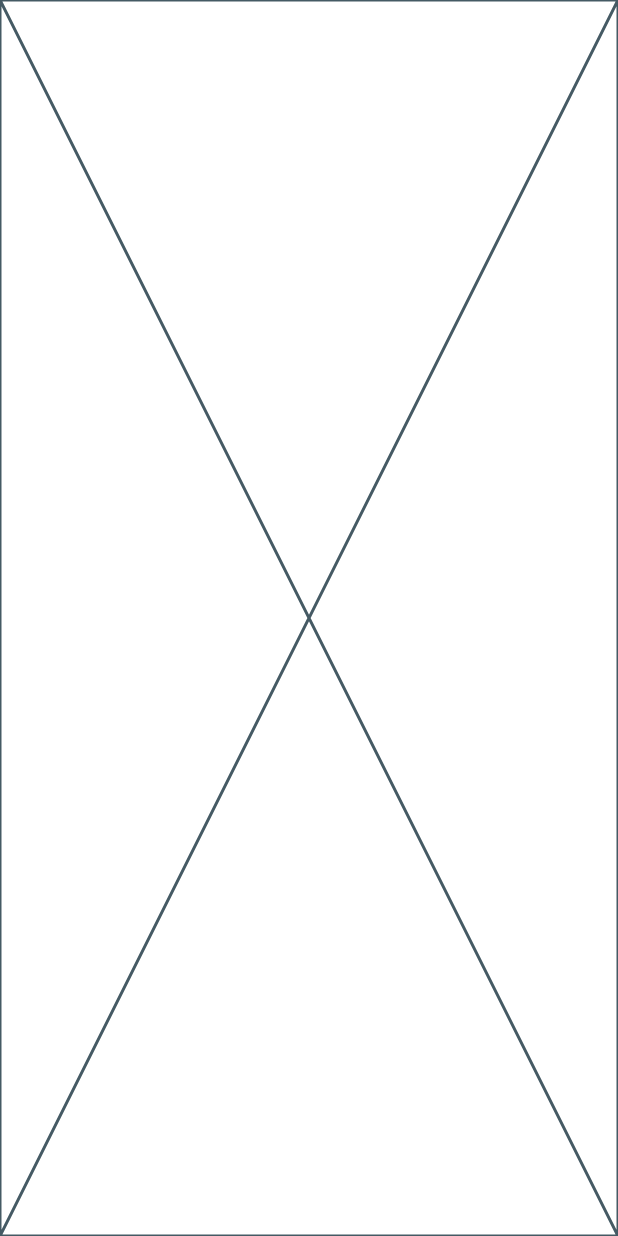
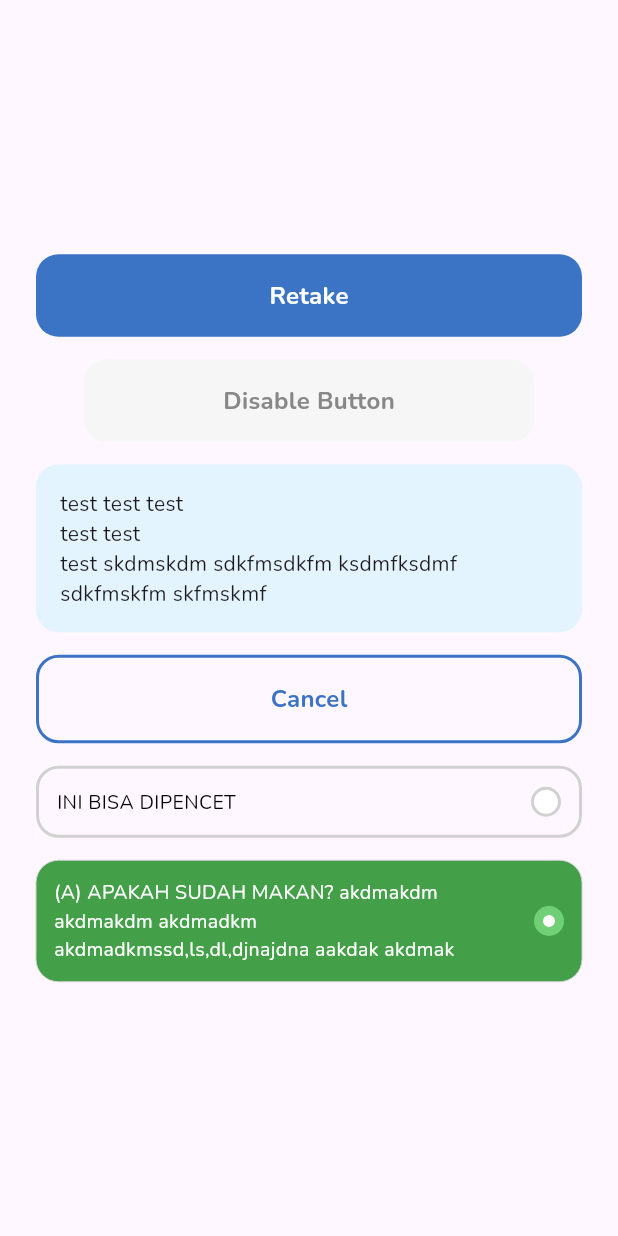
Before and after one commit to MahendraKhibrah/toefl-app, a Flutter app: the screen it shows after launch, on a phone screen of 412 x 824 dp. Run offline on Flutter 3.47's test engine with Material 3 defaults, Android fonts, the phone set to English and light mode, and no system bars; our stand-ins replace easy_localization, google_fonts.

Commit message:
add button and container widget

```diff
--- a/lib/main.dart
+++ b/lib/main.dart
@@ -36,9 +36,6 @@ class MyApp extends StatelessWidget {
       theme: ThemeData(
         primaryColor: HexColor(mariner700),
         secondaryHeaderColor: HexColor(mariner100),
-        colorScheme: ColorScheme.fromSwatch(primarySwatch: Colors.blue)
-            .copyWith(primary: HexColor(mariner700))
-            .copyWith(secondary: HexColor(mariner100)),
         fontFamily: GoogleFonts.nunito().fontFamily,
       ),
       initialRoute: RouteKey.root,
--- a/lib/pages/splash_page.dart
+++ b/lib/pages/splash_page.dart
@@ -1,10 +1,168 @@
-import 'package:flutter/cupertino.dart';
+import 'package:flutter/material.dart';
+import 'package:toefl/widgets/border_button.dart';
+
+import '../utils/colors.dart';
+import '../utils/custom_text_style.dart';
+import '../utils/hex_color.dart';
+import '../widgets/blue_button.dart';
+import '../widgets/blue_container.dart';
 
 class SplashPage extends StatelessWidget {
   const SplashPage({super.key});
 
   @override
   Widget build(BuildContext context) {
-    return const Placeholder();
+    return Scaffold(
+      body: Padding(
+        padding: const EdgeInsets.all(24.0),
+        child: Column(
+          mainAxisAlignment: MainAxisAlignment.center,
+          children: <Widget>[
+            BlueButton(
+              title: 'Retake',
+              onTap: () {},
+            ),
+            const SizedBox(
+              height: 15,
+            ),
+            BlueButton(
+              title: 'Disable Button',
+              onTap: () {},
+              isDisabled: true,
+              size: 300,
+            ),
+            const SizedBox(
+              height: 15,
+            ),
+            const BlueContainer(
+              child: Text("test test test\ntest test\ntest "
+                  "skdmskdm sdkfmsdkfm ksdmfksdmf sdkfmskfm skfmskmf"),
+            ),
+            const SizedBox(
+              height: 15,
+            ),
+            BorderButton(
+              title: 'Cancel',
+              onTap: () {},
+            ),
+            const SizedBox(
+              height: 15,
+            ),
+            AnswerButton(
+              onTap: () {},
+              title: 'INI BISA DIPENCET',
+            ),
+            const SizedBox(
+              height: 15,
+            ),
+            AnswerButton(
+              isAnswerTrue: true,
+              onTap: () {},
+              title:
+                  '(A) APAKAH SUDAH MAKAN? akdmakdm akdmakdm akdmadkm akdmadkm'
+                  'ssd,ls,dl,djnajdna aakdak akdmak',
+            ),
+          ],
+        ),
+      ),
+    );
   }
 }
+
+class AnswerButton extends StatefulWidget {
+  const AnswerButton({
+    super.key,
+    this.isDisabled = false,
+    this.isAnswerFalse = false,
+    this.isAnswerTrue = false,
+    required this.onTap,
+    required this.title,
+  });
+
+  final bool isDisabled;
+  final bool isAnswerFalse;
+  final bool isAnswerTrue;
+  final Function onTap;
+  final String title;
+
+  @override
+  State<AnswerButton> createState() => _AnswerButtonState();
+}
+
+class _AnswerButtonState extends State<AnswerButton> {
+  bool isAnswer = false;
+
+  @override
+  Widget build(BuildContext context) {
+    return GestureDetector(
+      onTap: () {
+        if (!(widget.isDisabled ||
+            widget.isAnswerFalse ||
+            widget.isAnswerTrue)) {
+          setState(() {
+            isAnswer = !isAnswer;
+          });
+          widget.onTap();
+        }
+      },
+      child: Container(
+        decoration: BoxDecoration(
+          color: widget.isAnswerTrue
+              ? HexColor(colorSuccess)
+              : widget.isAnswerFalse
+                  ? HexColor(colorError)
+                  : isAnswer
+                      ? HexColor(mariner100)
+                      : Colors.transparent,
+          borderRadius: BorderRadius.circular(15),
+          border: Border.all(
+            color: HexColor(isAnswer ? mariner400 : neutral40),
+            width: (widget.isAnswerFalse || widget.isAnswerTrue) ? 0 : 2,
+          ),
+        ),
+        child: Padding(
+          padding: const EdgeInsets.all(12.0),
+          child: Row(
+            children: [
+              SizedBox(
+                width: MediaQuery.of(context).size.width * 0.75,
+                child: Text(
+                  widget.title,
+                  style: CustomTextStyle.light13.copyWith(
+                      color: (widget.isAnswerFalse || widget.isAnswerTrue)
+                          ? Colors.white
+                          : Colors.black),
+                ),
+              ),
+              const Spacer(),
+              Container(
+                width: 20,
+                height: 20,
+                decoration: BoxDecoration(
+                  color: Colors.white,
+                  borderRadius: BorderRadius.circular(50),
+                  border: Border.all(
+                    color: HexColor(
+                      widget.isAnswerTrue
+                          ? softGreen
+                          : widget.isAnswerFalse
+                              ? softRed
+                              : isAnswer
+                                  ? mariner400
+                                  : neutral40,
+                    ),
+                    width: (isAnswer ||
+                            widget.isAnswerTrue ||
+                            widget.isAnswerFalse)
+                        ? 6
+                        : 2,
+                  ),
+                ),
+              )
+            ],
+          ),
+        ),
+      ),
+    );
+  }
+}
--- a/lib/utils/colors.dart
+++ b/lib/utils/colors.dart
@@ -1,15 +1,16 @@
 const primaryWhite = "#FFFFFF";
-const primaryGreen = "#43A048";
-const primaryOrange = "#FB8A00";
-const primaryRed = "#F44336";
-const primaryGrey = "#D1D1D1";
+const colorSuccess = "#43A048";
+const colorWarning = "#FB8A00";
+const colorError = "#F44336";
+const neutral40 = "#D1D1D1";
 const secondaryGrey = "#888888";
 const softGreen = "71D076";
-const secondaryGreen ="#AFEEB2";
+const secondaryGreen = "#AFEEB2";
 const softRed = "#FCC8D1";
 const menuPurple = "#A160FB";
 const menuGreen = "#24CE85";
 const menuRed = "#FD7366";
+const neutral10 = "#F6F6F6";
 
 // BLUE
 const mariner600 = "#4282CE";
--- /dev/null
+++ b/lib/utils/custom_text_style.dart
@@ -0,0 +1,16 @@
+import 'package:flutter/material.dart';
+import 'package:google_fonts/google_fonts.dart';
+
+class CustomTextStyle {
+  CustomTextStyle._();
+
+  static TextStyle bold16 = GoogleFonts.nunito(
+    fontSize: 16,
+    fontWeight: FontWeight.bold,
+  );
+
+  static TextStyle light13 = GoogleFonts.nunito(
+    fontSize: 13,
+    fontWeight: FontWeight.w400,
+  );
+}
--- /dev/null
+++ b/lib/widgets/blue_button.dart
@@ -0,0 +1,47 @@
+import 'package:flutter/material.dart';
+
+import '../utils/colors.dart';
+import '../utils/custom_text_style.dart';
+import '../utils/hex_color.dart';
+
+class BlueButton extends StatelessWidget {
+  const BlueButton({
+    super.key,
+    this.size = -1,
+    required this.title,
+    required this.onTap,
+    this.isDisabled = false,
+  });
+
+  final double size;
+  final String title;
+  final void Function() onTap;
+  final bool isDisabled;
+
+  @override
+  Widget build(BuildContext context) {
+    double buttonSize =
+        size >= 0 ? size : MediaQuery.of(context).size.width * 0.9;
+
+    return GestureDetector(
+      onTap: isDisabled ? () {} : onTap,
+      child: Container(
+        decoration: BoxDecoration(
+          color: HexColor(isDisabled ? neutral10 : mariner700),
+          borderRadius: BorderRadius.circular(15),
+        ),
+        width: buttonSize,
+        child: Padding(
+          padding: const EdgeInsets.all(16.0),
+          child: Center(
+            child: Text(
+              title,
+              style: CustomTextStyle.bold16.copyWith(
+                  color: isDisabled ? HexColor(secondaryGrey) : Colors.white),
+            ),
+          ),
+        ),
+      ),
+    );
+  }
+}
--- /dev/null
+++ b/lib/widgets/blue_container.dart
@@ -0,0 +1,35 @@
+import 'package:flutter/material.dart';
+
+import '../utils/colors.dart';
+import '../utils/hex_color.dart';
+
+class BlueContainer extends StatelessWidget {
+  const BlueContainer(
+      {super.key, required this.child, this.width, this.showShadow = false});
+
+  final double? width;
+  final bool showShadow;
+  final Widget child;
+
+  @override
+  Widget build(BuildContext context) {
+    return Container(
+      width: width ?? MediaQuery.of(context).size.width * 0.9,
+      decoration: BoxDecoration(
+          color: HexColor(mariner100),
+          borderRadius: BorderRadius.circular(15),
+          boxShadow: [
+            BoxShadow(
+              color: Colors.grey.withOpacity(showShadow ? 0.5 : 0),
+              spreadRadius: 2,
+              blurRadius: 4,
+              offset: const Offset(0, 3),
+            ),
+          ]),
+      child: Padding(
+        padding: const EdgeInsets.all(16.0),
+        child: child,
+      ),
+    );
+  }
+}
--- /dev/null
+++ b/lib/widgets/border_button.dart
@@ -0,0 +1,50 @@
+import 'package:flutter/material.dart';
+
+import '../utils/colors.dart';
+import '../utils/custom_text_style.dart';
+import '../utils/hex_color.dart';
+
+class BorderButton extends StatelessWidget {
+  const BorderButton({
+    super.key,
+    this.size = -1,
+    required this.title,
+    required this.onTap,
+  });
+
+  final double size;
+  final String title;
+  final void Function() onTap;
+
+  @override
+  Widget build(BuildContext context) {
+    double buttonSize =
+        size >= 0 ? size : MediaQuery.of(context).size.width * 0.9;
+
+    return GestureDetector(
+      onTap: onTap,
+      child: Container(
+        decoration: BoxDecoration(
+          color: Colors.transparent,
+          borderRadius: BorderRadius.circular(15),
+          border: Border.all(
+            color: HexColor(mariner700),
+            width: 2,
+          ),
+        ),
+        width: buttonSize,
+        child: Padding(
+          padding: const EdgeInsets.all(16.0),
+          child: Center(
+            child: Text(
+              title,
+              style: CustomTextStyle.bold16.copyWith(
+                color: HexColor(mariner700),
+              ),
+            ),
+          ),
+        ),
+      ),
+    );
+  }
+}
```
